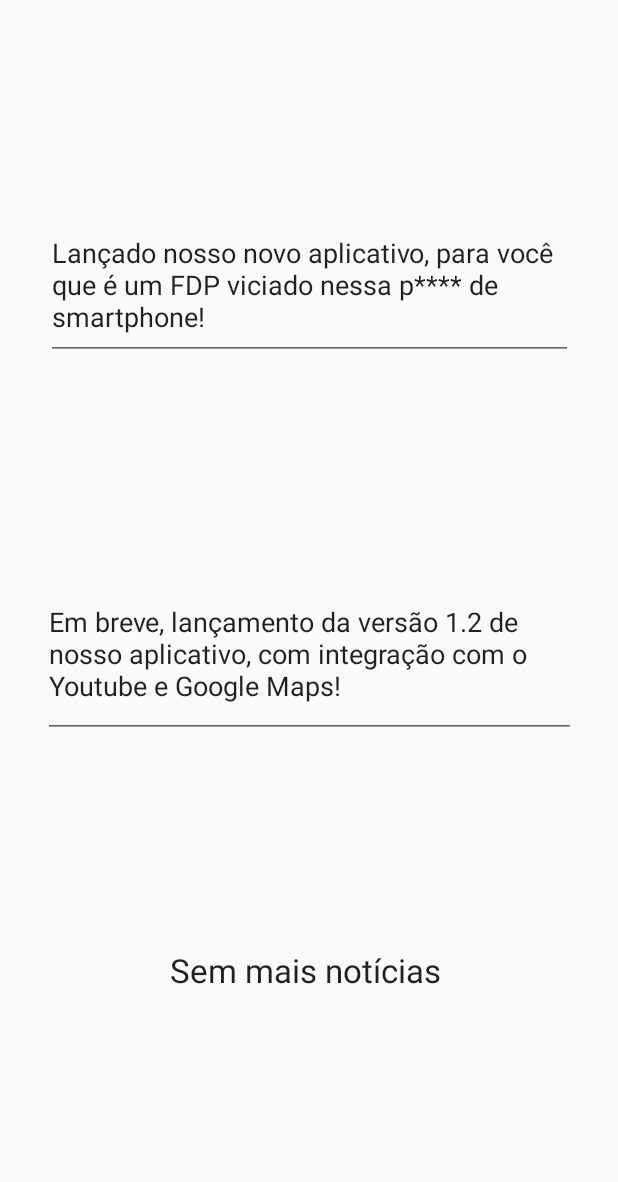
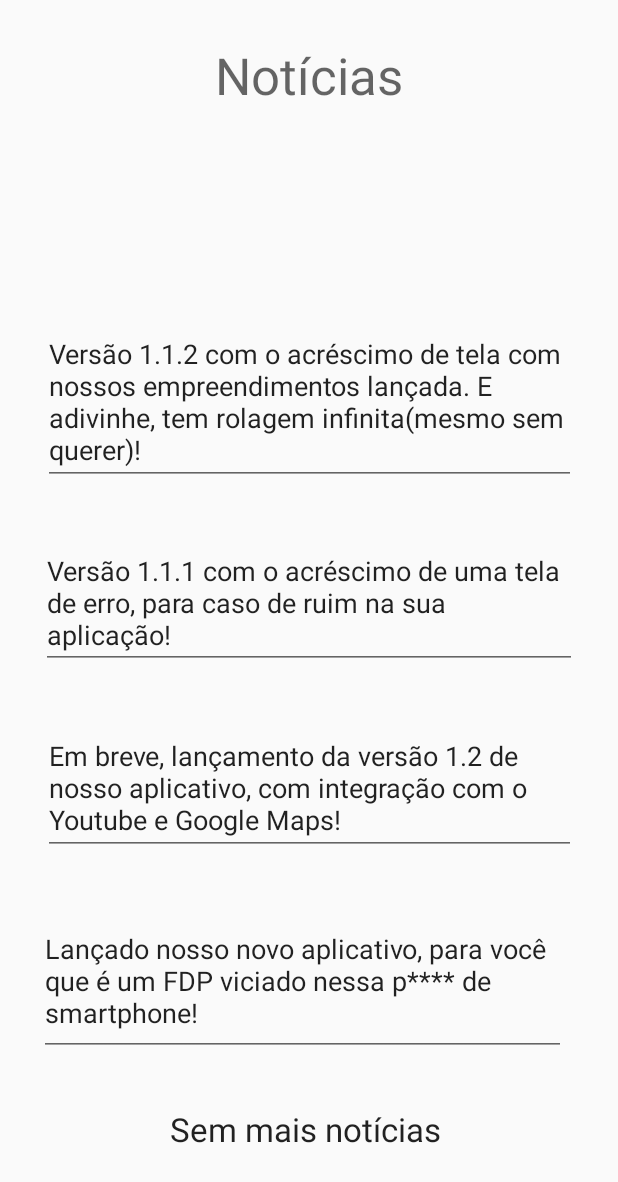
Before and after one commit to SadiJr/Trabalho-03-DSOII, an Android app: the NoticiasActivity screen opened directly, with no data from a screen before it, on a phone screen of 412 x 824 dp. Shown: the top 1182 px of the screen. Run offline under Robolectric (Android 15) with nearby library versions, the phone set to English and light mode, and no system bars.

Commit message:
Integração com o Google Maps implementada. Lista de empreendimentos implementada. Possível refatoração das notícias, usando JSON ao invés de direto no xml.

```diff
--- a/ConstruApp/app/build.gradle
+++ b/ConstruApp/app/build.gradle
@@ -26,8 +26,10 @@ dependencies {
     implementation fileTree(dir: 'libs', include: ['*.jar'])
     implementation 'com.android.support:appcompat-v7:28.0.0'
     implementation 'com.android.support.constraint:constraint-layout:1.1.3'
+    implementation 'com.google.android.gms:play-services-maps:16.0.0'
     testImplementation 'junit:junit:4.12'
     androidTestImplementation 'com.android.support.test:runner:1.0.2'
     androidTestImplementation 'com.android.support.test.espresso:espresso-core:3.0.2'
     implementation 'com.android.support:recyclerview-v7:28.0.0'
+
 }
--- a/ConstruApp/app/src/main/res/layout/activity_noticias.xml
+++ b/ConstruApp/app/src/main/res/layout/activity_noticias.xml
@@ -11,34 +11,50 @@
         android:layout_height="wrap_content">
 
         <EditText
+            android:id="@+id/editText3"
+            android:layout_width="357dp"
+            android:layout_height="wrap_content"
+            android:ems="10"
+            android:focusable="false"
+            android:inputType="textMultiLine"
+            android:longClickable="false"
+            android:text="Versão 1.1.1 com o acréscimo de uma tela de erro, para caso de ruim na sua aplicação!"
+            app:layout_constraintBottom_toTopOf="@+id/editText2"
+            app:layout_constraintEnd_toEndOf="parent"
+            app:layout_constraintHorizontal_bias="0.5"
+            app:layout_constraintStart_toStartOf="parent"
+            app:layout_constraintTop_toBottomOf="@+id/editText4" />
+
+        <EditText
             android:id="@+id/editText"
             android:layout_width="351dp"
             android:layout_height="99dp"
             android:ems="10"
+            android:focusable="false"
             android:inputType="textMultiLine"
+            android:longClickable="false"
             android:text="Lançado nosso novo aplicativo, para você que é um FDP viciado nessa p**** de smartphone!"
-            app:layout_constraintBottom_toTopOf="@+id/editText2"
+            app:layout_constraintBottom_toTopOf="@+id/textView4"
             app:layout_constraintEnd_toEndOf="parent"
-            app:layout_constraintHorizontal_bias="0.5"
+            app:layout_constraintHorizontal_bias="0.424"
             app:layout_constraintStart_toStartOf="parent"
-            app:layout_constraintTop_toTopOf="parent"
-            android:longClickable="false"
-            android:focusable="false"/>
+            app:layout_constraintTop_toBottomOf="@+id/editText2"
+            app:layout_constraintVertical_bias="0.442" />
 
         <EditText
             android:id="@+id/editText2"
             android:layout_width="355dp"
-            android:layout_height="111dp"
+            android:layout_height="89dp"
             android:ems="10"
+            android:focusable="false"
             android:inputType="textMultiLine"
+            android:longClickable="false"
             android:text="Em breve, lançamento da versão 1.2 de nosso aplicativo, com integração com o Youtube e Google Maps!"
-            app:layout_constraintBottom_toTopOf="@+id/textView4"
+            app:layout_constraintBottom_toTopOf="@+id/editText"
             app:layout_constraintEnd_toEndOf="parent"
             app:layout_constraintHorizontal_bias="0.5"
             app:layout_constraintStart_toStartOf="parent"
-            app:layout_constraintTop_toBottomOf="@+id/editText"
-            android:longClickable="false"
-            android:focusable="false"/>
+            app:layout_constraintTop_toBottomOf="@+id/editText3" />
 
         <TextView
             android:id="@+id/textView4"
@@ -48,8 +64,51 @@
             android:textAppearance="@style/TextAppearance.AppCompat.Large"
             app:layout_constraintBottom_toBottomOf="parent"
             app:layout_constraintEnd_toEndOf="parent"
+            app:layout_constraintStart_toStartOf="parent"
+            app:layout_constraintTop_toBottomOf="@+id/editText"
+            app:layout_constraintVertical_bias="0.927" />
+
+        <TextView
+            android:id="@+id/textView5"
+            android:layout_width="wrap_content"
+            android:layout_height="wrap_content"
+            android:text="Notícias"
+            android:textAppearance="@style/TextAppearance.AppCompat.Display1"
+            app:layout_constraintBottom_toTopOf="@+id/editText"
+            app:layout_constraintEnd_toEndOf="parent"
+            app:layout_constraintStart_toStartOf="parent"
+            app:layout_constraintTop_toTopOf="parent"
+            app:layout_constraintVertical_bias="0.049" />
+
+        <EditText
+            android:id="@+id/editText4"
+            android:layout_width="355dp"
+            android:layout_height="110dp"
+            android:ems="10"
+            android:focusable="false"
+            android:inputType="textMultiLine"
+            android:longClickable="false"
+            android:text="Versão 1.1.2 com o acréscimo de tela com nossos empreendimentos lançada. E adivinhe, tem rolagem infinita(mesmo sem querer)!"
+            app:layout_constraintBottom_toTopOf="@+id/editText3"
+            app:layout_constraintEnd_toEndOf="parent"
             app:layout_constraintHorizontal_bias="0.5"
+            app:layout_constraintStart_toEndOf="@+id/editText3"
             app:layout_constraintStart_toStartOf="parent"
-            app:layout_constraintTop_toBottomOf="@+id/editText2" />
+            app:layout_constraintTop_toBottomOf="@+id/editText5" />
+
+        <EditText
+            android:id="@+id/editText5"
+            android:layout_width="351dp"
+            android:layout_height="72dp"
+            android:ems="10"
+            android:focusable="false"
+            android:inputType="textMultiLine"
+            android:longClickable="false"
+            android:text="Lançada a versão 1.2 de nosso aplicativo! Agora com integração com o Google Maps!"
+            app:layout_constraintBottom_toTopOf="@+id/editText4"
+            app:layout_constraintEnd_toStartOf="@+id/editText4"
+            app:layout_constraintHorizontal_bias="0.5"
+            app:layout_constraintStart_toEndOf="@+id/editText4"
+            app:layout_constraintTop_toBottomOf="@+id/textView5" />
     </android.support.constraint.ConstraintLayout>
 </ScrollView>
--- a/ConstruApp/app/src/main/res/values/strings.xml
+++ b/ConstruApp/app/src/main/res/values/strings.xml
@@ -3,4 +3,5 @@
     <string name="noticias">Notícias</string>
     <string name="empreendimentos">Empreendimentos</string>
     <string name="msg_inicial">Seja Mau-Vindo</string>
+    <string name="titulo_mapa">Mapa</string>
 </resources>
```
Also changed, not shown: ConstruApp/app/src/debug/res/values/google_maps_api.xml (added, +24 -0 lines), ConstruApp/app/src/main/AndroidManifest.xml (+35 -2 lines), ConstruApp/app/src/main/assets/Empreendimentos.json (added, +37 -0 lines), ConstruApp/app/src/main/java/constru/app/activities/EmpreendimentosActivity.java (+40 -0 lines), ConstruApp/app/src/main/java/constru/app/activities/ErrorActivity.java (added, +20 -0 lines), ConstruApp/app/src/main/java/constru/app/activities/MapsActivity.java (added, +40 -0 lines), ConstruApp/app/src/main/java/constru/app/adapters/MyAdapter.java (added, +118 -0 lines), ConstruApp/app/src/main/java/constru/app/listeners/ItemClickListener.java (added, +9 -0 lines), ConstruApp/app/src/main/java/constru/app/listeners/MyViewHolder.java (added, +11 -0 lines), ConstruApp/app/src/main/res/layout/activity_empreendimentos.xml (+15 -40 lines), ConstruApp/app/src/main/res/layout/activity_error.xml (added, +31 -0 lines), ConstruApp/app/src/main/res/layout/activity_itens_empreendimentos.xml (added, +39 -0 lines), ConstruApp/app/src/main/res/layout/activity_maps.xml (added, +9 -0 lines), 956 other files.
